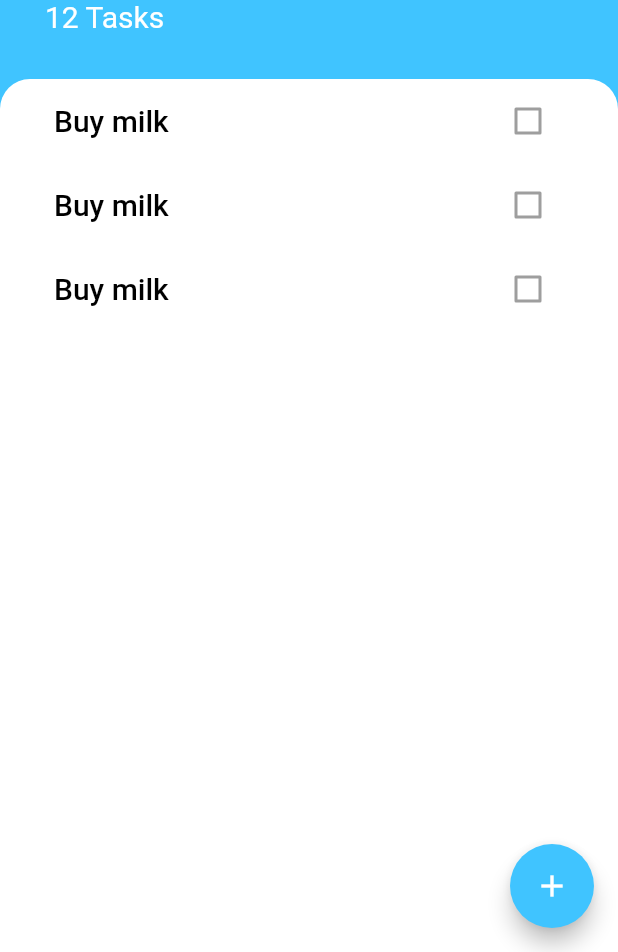
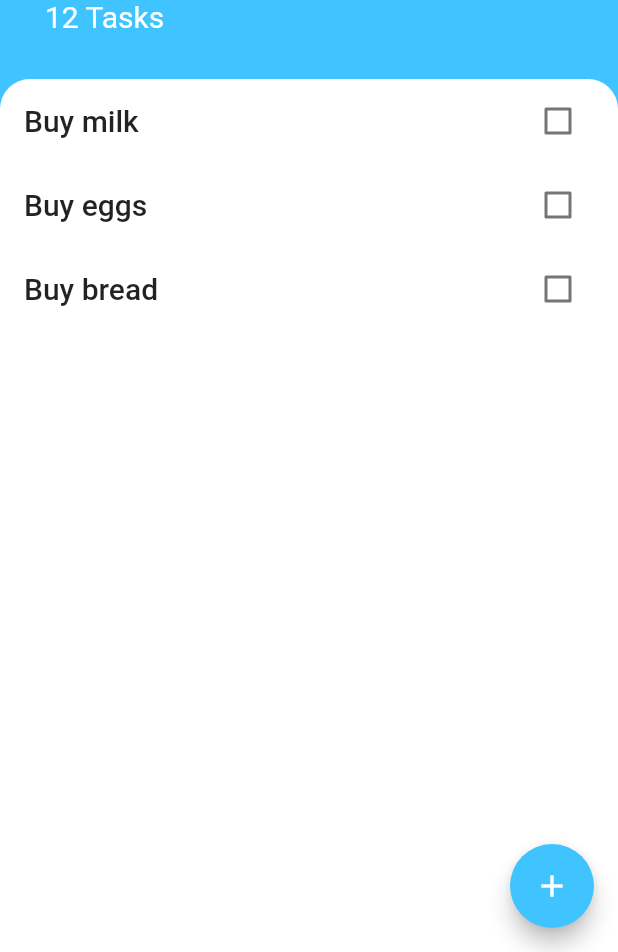
Before and after one commit to Cabreros/todo-app, a Flutter app: the screen it shows after launch, on a phone screen of 412 x 824 dp, the part 284-1236 px from its top. Run offline on Flutter 3.47's test engine with Material 2 defaults, Android fonts, the phone set to English and light mode, and no system bars.

Commit message:
final module lessons 1-7

```diff
--- /dev/null
+++ b/lib/models/task.dart
@@ -0,0 +1,10 @@
+class Task {
+  final String name;
+  bool isDone;
+
+  Task({this.name, this.isDone = false});
+
+  void toggleDone() {
+    isDone = !isDone;
+  }
+}
--- a/lib/widgets/task_tile.dart
+++ b/lib/widgets/task_tile.dart
@@ -1,19 +1,27 @@
 import 'package:flutter/material.dart';
 
 class TaskTile extends StatelessWidget {
+  final bool isChecked;
+  final String taskTitle;
+  final Function checkboxCallback;
+
+  TaskTile({this.isChecked, this.taskTitle, this.checkboxCallback});
+
   @override
   Widget build(BuildContext context) {
     return ListTile(
       title: Text(
-        'Buy milk',
+        taskTitle,
         style: TextStyle(
-          color: Colors.black,
           fontSize: 20.0,
           fontWeight: FontWeight.w500,
+          decoration: isChecked ? TextDecoration.lineThrough : null,
         ),
       ),
       trailing: Checkbox(
-        value: false,
+        activeColor: Colors.lightBlueAccent,
+        value: isChecked,
+        onChanged: checkboxCallback,
       ),
     );
   }
--- a/lib/widgets/tasks_list.dart
+++ b/lib/widgets/tasks_list.dart
@@ -1,18 +1,34 @@
 import 'package:flutter/material.dart';
+import 'package:todoey_flutter/models/task.dart';
 import 'package:todoey_flutter/widgets/task_tile.dart';
 
-class TasksList extends StatelessWidget {
+class TasksList extends StatefulWidget {
+  @override
+  _TasksListState createState() => _TasksListState();
+}
+
+class _TasksListState extends State<TasksList> {
+  List<Task> tasks = [
+    Task(name: 'Buy milk'),
+    Task(name: 'Buy eggs'),
+    Task(name: 'Buy bread'),
+  ];
+
   @override
   Widget build(BuildContext context) {
-    return ListView(
-      padding: EdgeInsets.symmetric(
-        horizontal: 20.0,
-      ),
-      children: <Widget>[
-        TaskTile(),
-        TaskTile(),
-        TaskTile(),
-      ],
+    return ListView.builder(
+      itemBuilder: (context, index) {
+        return TaskTile(
+          isChecked: tasks[index].isDone,
+          taskTitle: tasks[index].name,
+          checkboxCallback: (bool checkboxState) {
+            setState(() {
+              tasks[index].toggleDone();
+            });
+          },
+        );
+      },
+      itemCount: tasks.length,
     );
   }
 }
```
